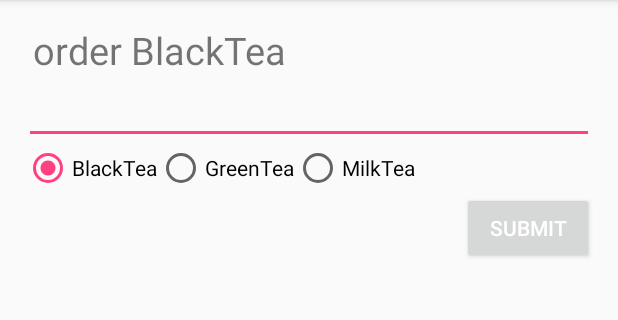
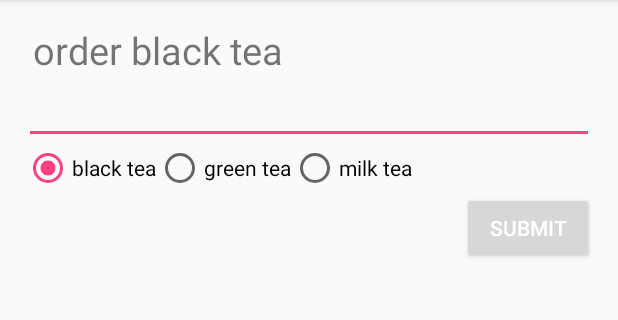
Before and after one commit to Crazy3TW/android_class_271, an Android app: the screen it shows after launch (MainActivity), after a tap on "SUBMIT", on a phone screen of 412 x 824 dp, the part 84-404 px from its top. Run offline under Robolectric (Android 15) with nearby library versions, the phone set to English and light mode, and no system bars.

Commit message:
Edit Some Words

```diff
--- a/SimpleUI/app/src/main/java/com/example/user/simpleui/MainActivity.java
+++ b/SimpleUI/app/src/main/java/com/example/user/simpleui/MainActivity.java
@@ -15,7 +15,7 @@ public class MainActivity extends AppCompatActivity {
     EditText editText;
     RadioGroup radioGroup;
 
-    String drink = "BlackTea";
+    String drink = "black tea";
 
     @Override
     protected void onCreate(Bundle savedInstanceState) {
--- a/SimpleUI/app/src/main/res/layout/activity_main.xml
+++ b/SimpleUI/app/src/main/res/layout/activity_main.xml
@@ -48,21 +48,21 @@
             android:layout_height="wrap_content"
             android:id="@+id/blackTeaRadioButton"
             android:checked="true"
-            android:text="BlackTea" />
+            android:text="black tea" />
 
         <RadioButton
             android:layout_width="wrap_content"
             android:layout_height="wrap_content"
             android:id="@+id/greenTeaRadioButton"
             android:checked="false"
-            android:text="GreenTea" />
+            android:text="green tea" />
 
         <RadioButton
             android:layout_width="wrap_content"
             android:layout_height="wrap_content"
             android:id="@+id/milkTeaRadioButton"
             android:checked="false"
-            android:text="MilkTea" />
+            android:text="milk tea" />
     </RadioGroup>
 
 </RelativeLayout>
```
